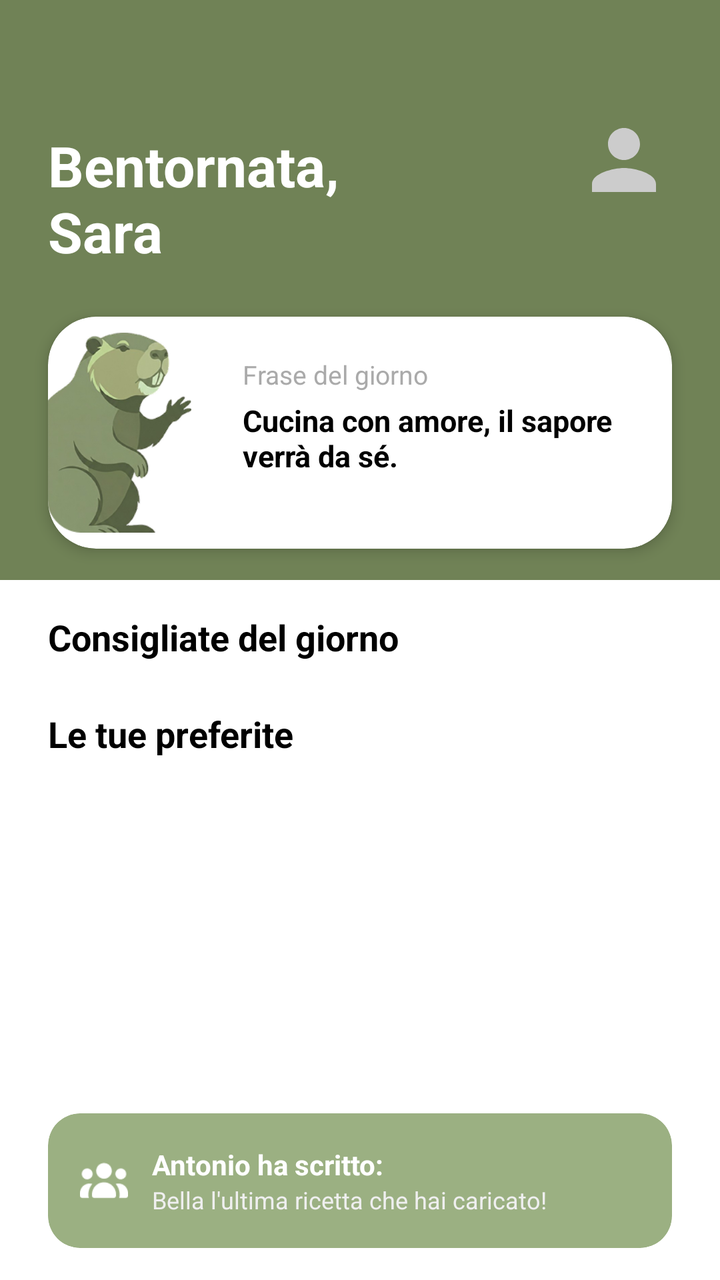
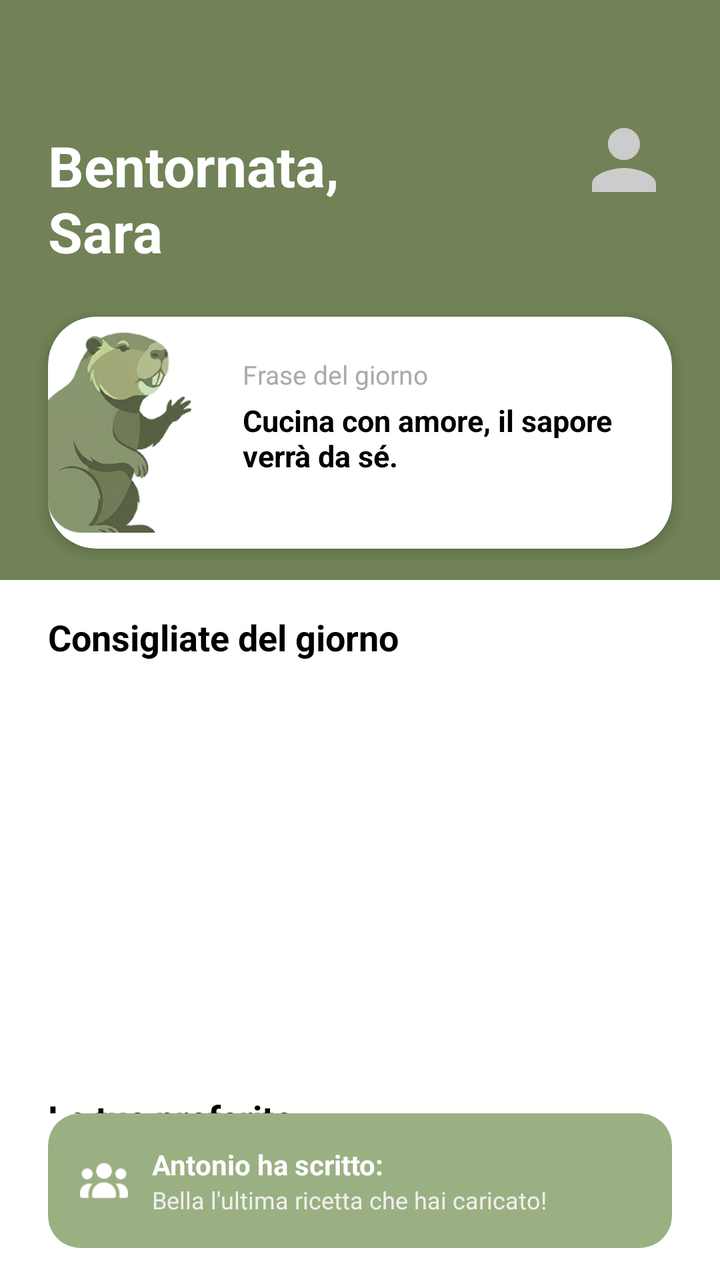

An Android layout rendered at two revisions. The XML below is the earlier revision; the diff shows what the commit changed to produce the second picture.
<!-- AndroidManifest.xml: application theme Theme.Nutrio -->
<!-- res/layout/fragment_home.xml -->
<?xml version="1.0" encoding="utf-8"?>
<androidx.constraintlayout.widget.ConstraintLayout
    xmlns:android="http://schemas.android.com/apk/res/android"
    xmlns:app="http://schemas.android.com/apk/res-auto"
    xmlns:tools="http://schemas.android.com/tools"
    android:layout_width="match_parent"
    android:layout_height="match_parent"
    android:background="@android:color/white">

    <View
        android:id="@+id/topGreenBackground"
        android:layout_width="match_parent"
        android:layout_height="290dp"
        android:background="#708256"
        app:layout_constraintTop_toTopOf="parent"
        app:layout_constraintStart_toStartOf="parent"
        app:layout_constraintEnd_toEndOf="parent" />

    <com.google.android.material.imageview.ShapeableImageView
        android:id="@+id/ivProfileHome"
        android:layout_width="48dp"
        android:layout_height="48dp"
        android:layout_marginTop="56dp"
        android:layout_marginEnd="24dp"
        android:scaleType="centerCrop"
        android:src="@drawable/ic_placeholder_profile"
        app:shapeAppearanceOverlay="@style/CircleImageView"
        app:layout_constraintTop_toTopOf="parent"
        app:layout_constraintEnd_toEndOf="parent" />

    <TextView
        android:id="@+id/tvWelcome"
        android:layout_width="wrap_content"
        android:layout_height="wrap_content"
        android:layout_marginStart="24dp"
        android:layout_marginTop="64dp"
        android:text="Bentornata,\nSara"
        android:textColor="@android:color/white"
        android:textSize="28sp"
        android:textStyle="bold"
        app:layout_constraintTop_toTopOf="parent"
        app:layout_constraintStart_toStartOf="parent" />

    <com.google.android.material.card.MaterialCardView
        android:id="@+id/cardFrase"
        android:layout_width="match_parent"
        android:layout_height="116dp"
        android:layout_marginHorizontal="24dp"
        android:layout_marginTop="24dp"
        app:cardBackgroundColor="@android:color/white"
        app:cardCornerRadius="24dp"
        app:cardElevation="4dp"
        app:strokeWidth="0dp"
        app:layout_constraintTop_toBottomOf="@id/tvWelcome"
        app:layout_constraintStart_toStartOf="parent"
        app:layout_constraintEnd_toEndOf="parent">

        <androidx.constraintlayout.widget.ConstraintLayout
            android:layout_width="match_parent"
            android:layout_height="match_parent">

            <ImageView
                android:id="@+id/ivNutria"
                android:layout_width="100dp"
                android:layout_height="100dp"
                android:layout_marginStart="-15dp"
                android:scaleType="fitCenter"
                android:src="@drawable/nutria"
                app:layout_constraintBottom_toBottomOf="parent"
                app:layout_constraintStart_toStartOf="parent"
                app:layout_constraintTop_toTopOf="parent" />

            <TextView
                android:id="@+id/tvFraseTitle"
                android:layout_width="0dp"
                android:layout_height="wrap_content"
                android:layout_marginStart="12dp"
                android:layout_marginTop="20dp"
                android:layout_marginEnd="16dp"
                android:text="Frase del giorno"
                android:textColor="@android:color/darker_gray"
                android:textSize="13sp"
                app:layout_constraintEnd_toEndOf="parent"
                app:layout_constraintStart_toEndOf="@id/ivNutria"
                app:layout_constraintTop_toTopOf="parent" />

            <TextView
                android:id="@+id/tvFraseBody"
                android:layout_width="0dp"
                android:layout_height="wrap_content"
                android:layout_marginTop="4dp"
                android:layout_marginEnd="16dp"
                android:text="Cucina con amore, il sapore verrà da sé."
                android:textColor="@android:color/black"
                android:textSize="15sp"
                android:textStyle="bold"
                app:layout_constraintEnd_toEndOf="parent"
                app:layout_constraintStart_toStartOf="@id/tvFraseTitle"
                app:layout_constraintTop_toBottomOf="@id/tvFraseTitle" />
        </androidx.constraintlayout.widget.ConstraintLayout>
    </com.google.android.material.card.MaterialCardView>

    <androidx.core.widget.NestedScrollView
        android:id="@+id/nestedScrollView"
        android:layout_width="match_parent"
        android:layout_height="0dp"
        android:layout_marginTop="16dp"
        app:layout_constraintTop_toBottomOf="@id/cardFrase"
        app:layout_constraintBottom_toTopOf="@id/cardNotificationCommunity"
        app:layout_constraintStart_toStartOf="parent"
        app:layout_constraintEnd_toEndOf="parent">

        <LinearLayout
            android:layout_width="match_parent"
            android:layout_height="wrap_content"
            android:orientation="vertical"
            android:paddingHorizontal="24dp">

            <TextView
                android:layout_width="wrap_content"
                android:layout_height="wrap_content"
                android:layout_marginTop="16dp"
                android:text="Consigliate del giorno"
                android:textColor="@android:color/black"
                android:textSize="18sp"
                android:textStyle="bold" />

            <TextView
                android:layout_width="wrap_content"
                android:layout_height="wrap_content"
                android:layout_marginTop="24dp"
                android:text="Le tue preferite"
                android:textColor="@android:color/black"
                android:textSize="18sp"
                android:textStyle="bold" />

        </LinearLayout>
    </androidx.core.widget.NestedScrollView>

    <com.google.android.material.card.MaterialCardView
        android:id="@+id/cardNotificationCommunity"
        android:layout_width="match_parent"
        android:layout_height="wrap_content"
        android:layout_marginHorizontal="24dp"
        android:layout_marginBottom="16dp"
        app:cardBackgroundColor="#9BB082"
        app:cardCornerRadius="16dp"
        app:cardElevation="0dp"
        app:strokeWidth="0dp"
        app:layout_constraintBottom_toBottomOf="parent"
        app:layout_constraintStart_toStartOf="parent"
        app:layout_constraintEnd_toEndOf="parent">

        <androidx.constraintlayout.widget.ConstraintLayout
            android:layout_width="match_parent"
            android:layout_height="wrap_content"
            android:padding="16dp">

            <ImageView
                android:id="@+id/ivIconCommunity"
                android:layout_width="24dp"
                android:layout_height="24dp"
                android:src="@drawable/community"
                app:layout_constraintBottom_toBottomOf="parent"
                app:layout_constraintStart_toStartOf="parent"
                app:layout_constraintTop_toTopOf="parent"
                app:tint="@android:color/white" />

            <TextView
                android:id="@+id/tvNotificationSender"
                android:layout_width="0dp"
                android:layout_height="wrap_content"
                android:layout_marginStart="12dp"
                android:text="Antonio ha scritto:"
                android:textColor="@android:color/white"
                android:textStyle="bold"
                android:textSize="14sp"
                app:layout_constraintStart_toEndOf="@id/ivIconCommunity"
                app:layout_constraintTop_toTopOf="parent" />

            <TextView
                android:layout_width="0dp"
                android:layout_height="wrap_content"
                android:text="Bella l'ultima ricetta che hai caricato!"
                android:textColor="#EFEFEF"
                android:textSize="12sp"
                app:layout_constraintStart_toStartOf="@id/tvNotificationSender"
                app:layout_constraintTop_toBottomOf="@id/tvNotificationSender" />
        </androidx.constraintlayout.widget.ConstraintLayout>
    </com.google.android.material.card.MaterialCardView>

</androidx.constraintlayout.widget.ConstraintLayout>
<!-- resources referenced by this layout -->
<resources>
  <!-- drawable community: png bitmap (drawable, 1324 bytes) -->
  <!-- drawable ic_placeholder_profile (drawable) -->
  <vector xmlns:android="http://schemas.android.com/apk/res/android"
      android:width="24dp"
      android:height="24dp"
      android:viewportWidth="24"
      android:viewportHeight="24">
      <path
          android:fillColor="#CCCCCC"
          android:pathData="M12,12c2.21,0 4,-1.79 4,-4s-1.79,-4 -4,-4 -4,1.79 -4,4 1.79,4 4,4zM12,14c-2.67,0 -8,1.34 -8,4v2h16v-2c0,-2.66 -5.33,-4 -8,-4z"/>
  </vector>
  <!-- drawable nutria: png bitmap (drawable, 39078 bytes) -->
  <style name="CircleImageView">
          <item name="cornerSize">50%</item>
      </style>
  <style name="Theme.Nutrio" parent="Base.Theme.Nutrio" />
  <style name="Base.Theme.Nutrio" parent="Theme.Material3.DayNight.NoActionBar">
          
          
      </style>
</resources>

<!-- the commit's change to res/layout/fragment_home.xml (unified diff, before → after) -->
@@ -125,6 +125,17 @@
                 android:textSize="18sp"
                 android:textStyle="bold" />
 
+            
+            <androidx.recyclerview.widget.RecyclerView
+                android:id="@+id/rvConsigliate"
+                android:layout_width="match_parent"
+                android:layout_height="180dp"
+                android:layout_marginTop="12dp"
+                android:paddingTop="4dp"
+                android:paddingBottom="8dp"
+                android:clipToPadding="false"
+                tools:listitem="@layout/item_recipe_horizontal" />
+
             <TextView
                 android:layout_width="wrap_content"
                 android:layout_height="wrap_content"
@@ -133,6 +144,17 @@
                 android:textColor="@android:color/black"
                 android:textSize="18sp"
                 android:textStyle="bold" />
+
+            
+            <androidx.recyclerview.widget.RecyclerView
+                android:id="@+id/rvPreferite"
+                android:layout_width="match_parent"
+                android:layout_height="180dp"
+                android:layout_marginTop="12dp"
+                android:paddingTop="4dp"
+                android:paddingBottom="8dp"
+                android:clipToPadding="false"
+                tools:listitem="@layout/item_recipe_horizontal" />
 
         </LinearLayout>
     </androidx.core.widget.NestedScrollView>
@@ -190,3 +212,41 @@
     </com.google.android.material.card.MaterialCardView>
 
 </androidx.constraintlayout.widget.ConstraintLayout>
+<!-- res/layout/item_recipe_horizontal.xml (included above) -->
+<?xml version="1.0" encoding="utf-8"?>
+<com.google.android.material.card.MaterialCardView
+    xmlns:android="http://schemas.android.com/apk/res/android"
+    xmlns:app="http://schemas.android.com/apk/res-auto"
+    android:layout_width="140dp"
+    android:layout_height="match_parent"
+    android:layout_margin="8dp"
+    app:cardCornerRadius="12dp"
+    app:cardElevation="2dp"
+    app:strokeWidth="0dp">
+
+    <LinearLayout
+        android:layout_width="match_parent"
+        android:layout_height="match_parent"
+        android:orientation="vertical">
+
+        <ImageView
+            android:id="@+id/ivRecipeImage"
+            android:layout_width="match_parent"
+            android:layout_height="110dp"
+            android:scaleType="centerCrop"
+            android:src="@drawable/petto_di_pollo" />
+
+        <TextView
+            android:id="@+id/tvRecipeTitle"
+            android:layout_width="match_parent"
+            android:layout_height="wrap_content"
+            android:padding="8dp"
+            android:text="Titolo ricetta"
+            android:textColor="@android:color/black"
+            android:textSize="13sp"
+            android:textStyle="bold"
+            android:ellipsize="end"
+            android:maxLines="2" />
+
+    </LinearLayout>
+</com.google.android.material.card.MaterialCardView>
<!-- resource entries referenced after the edit -->
@@ -12,6 +12,7 @@
           android:pathData="M12,12c2.21,0 4,-1.79 4,-4s-1.79,-4 -4,-4 -4,1.79 -4,4 1.79,4 4,4zM12,14c-2.67,0 -8,1.34 -8,4v2h16v-2c0,-2.66 -5.33,-4 -8,-4z"/>
   </vector>
   <!-- drawable nutria: png bitmap (drawable, 39078 bytes) -->
+  <!-- drawable petto_di_pollo: png bitmap (drawable, 253756 bytes) -->
   <style name="CircleImageView">
           <item name="cornerSize">50%</item>
       </style>
